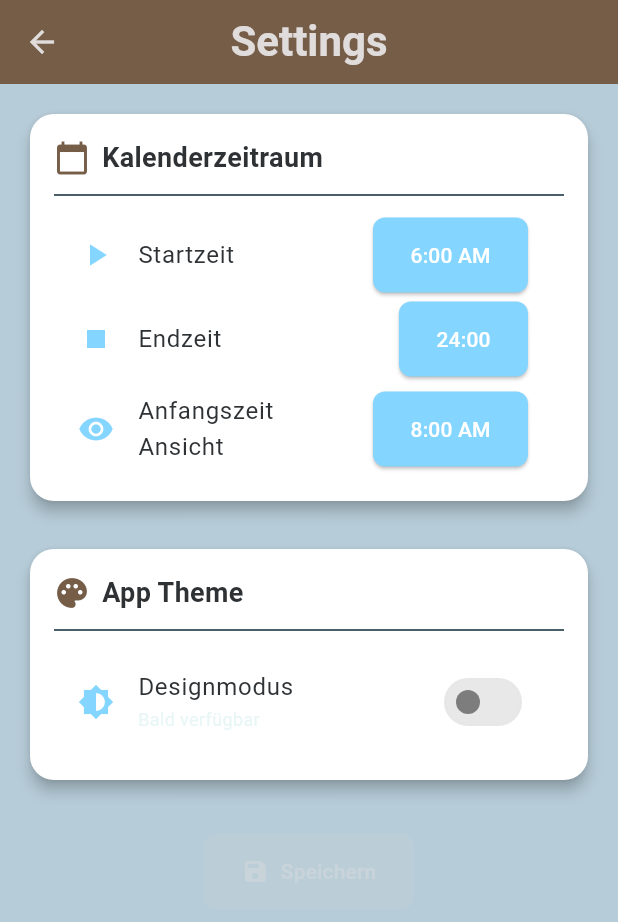
After one commit to jonaah/tooodooo_app, a Flutter app: the SettingsPage screen opened directly, on a phone screen of 412 x 824 dp. The commit adds this screen. Shown: the top 922 px of the screen. Run offline on Flutter 3.47's test engine with Material 3 defaults, Android fonts, the phone set to English and light mode, and no system bars; our stand-ins replace flutter_slidable, shared_preferences, syncfusion_flutter_calendar; accounts and stored records are empty.

```diff
--- /dev/null
+++ b/devtools_options.yaml
@@ -0,0 +1,3 @@
+description: This file stores settings for Dart & Flutter DevTools.
+documentation: https://docs.flutter.dev/tools/devtools/extensions#configure-extension-enablement-states
+extensions:
--- /dev/null
+++ b/lib/pages/settings_page.dart
@@ -0,0 +1,215 @@
+import 'package:flutter/material.dart';
+import 'package:shared_preferences/shared_preferences.dart';
+import 'package:tooodooo_app/util/app_theme.dart';
+
+class SettingsPage extends StatefulWidget {
+  final VoidCallback? onSettingsSaved;
+  const SettingsPage({super.key, this.onSettingsSaved});
+
+  @override
+  State<SettingsPage> createState() => _SettingsPageState();
+}
+
+class _SettingsPageState extends State<SettingsPage> {
+  TimeOfDay _startTime = const TimeOfDay(hour: 6, minute: 0);
+  TimeOfDay _endTime = const TimeOfDay(hour: 0, minute: 0);
+  TimeOfDay _initialDisplayTime = const TimeOfDay(hour: 8, minute: 0);
+  bool _isEndTimeMidnight = true;
+  bool _hasChanged = false;
+
+  @override
+  void initState() {
+    super.initState();
+    _loadTimes();
+  }
+
+  Future<void> _loadTimes() async {
+    final prefs = await SharedPreferences.getInstance();
+    final endHour = prefs.getInt('calendarEndHour') ?? 24;
+    setState(() {
+      _startTime = TimeOfDay(
+        hour: prefs.getInt('calendarStartHour') ?? 6,
+        minute: prefs.getInt('calendarStartMinute') ?? 0,
+      );
+      _isEndTimeMidnight = endHour == 24;
+      _endTime = TimeOfDay(
+        hour: _isEndTimeMidnight ? 0 : endHour,
+        minute: prefs.getInt('calendarEndMinute') ?? 0,
+      );
+      _initialDisplayTime = TimeOfDay(
+        hour: prefs.getInt('calendarInitialDisplayHour') ?? 8,
+        minute: prefs.getInt('calendarInitialDisplayMinute') ?? 0,
+      );
+      _hasChanged = false;
+    });
+  }
+
+  Future<void> _saveTimes() async {
+    final prefs = await SharedPreferences.getInstance();
+    await prefs.setInt('calendarStartHour', _startTime.hour);
+    await prefs.setInt('calendarStartMinute', _startTime.minute);
+    await prefs.setInt('calendarEndHour', _isEndTimeMidnight ? 24 : _endTime.hour);
+    await prefs.setInt('calendarEndMinute', _isEndTimeMidnight ? 0 : _endTime.minute);
+    await prefs.setInt('calendarInitialDisplayHour', _initialDisplayTime.hour);
+    await prefs.setInt('calendarInitialDisplayMinute', _initialDisplayTime.minute);
+    setState(() {
+      _hasChanged = false;
+    });
+    widget.onSettingsSaved?.call();
+    if (mounted) {
+      ScaffoldMessenger.of(context).showSnackBar(
+        const SnackBar(content: Text('Einstellungen gespeichert und übernommen!')),
+      );
+    }
+  }
+
+  Future<void> _pickStartTime() async {
+    final picked = await showTimePicker(
+      context: context,
+      initialTime: _startTime,
+    );
+    if (picked != null) {
+      setState(() {
+        _startTime = picked;
+        _hasChanged = true;
+      });
+    }
+  }
+
+  Future<void> _pickEndTime() async {
+    final picked = await showTimePicker(
+      context: context,
+      initialTime: _endTime,
+    );
+    if (picked != null) {
+      setState(() {
+        _endTime = picked;
+        _isEndTimeMidnight = picked.hour == 0 && picked.minute == 0;
+        _hasChanged = true;
+      });
+    }
+  }
+
+  Future<void> _pickInitialDisplayTime() async {
+    final picked = await showTimePicker(
+      context: context,
+      initialTime: _initialDisplayTime,
+    );
+    if (picked != null) {
+      setState(() {
+        _initialDisplayTime = picked;
+        _hasChanged = true;
+      });
+    }
+  }
+
+  @override
+  Widget build(BuildContext context) {
+    return Scaffold(
+      appBar: AppBar(
+        title: const Text('Settings', style: AppTheme.appBarTitle),
+        backgroundColor: AppTheme.primaryColor,
+      ),
+      backgroundColor: AppTheme.backgroundColor,
+      body: Padding(
+        padding: const EdgeInsets.all(16.0),
+        child: ListView(
+          children: [
+            Card(
+              shape: RoundedRectangleBorder(
+                borderRadius: BorderRadius.circular(16),
+              ),
+              elevation: 4,
+              color: Colors.white,
+              child: Padding(
+                padding: const EdgeInsets.all(16.0),
+                child: Column(
+                  crossAxisAlignment: CrossAxisAlignment.start,
+                  children: [
+                    Row(
+                      children: const [
+                        Icon(Icons.calendar_today, color: AppTheme.primaryColor),
+                        SizedBox(width: 8),
+                        Text('Kalenderzeitraum', style: TextStyle(fontSize: 18, fontWeight: FontWeight.bold, color: AppTheme.darkTextColor)),
+                      ],
+                    ),
+                    const Divider(height: 24, thickness: 1, color: AppTheme.dividerColor),
+                    ListTile(
+                      leading: const Icon(Icons.play_arrow, color: AppTheme.accentColor),
+                      title: const Text('Startzeit', style: TextStyle(fontSize: 16, color: AppTheme.darkTextColor)),
+                      trailing: ElevatedButton(
+                        onPressed: _pickStartTime,
+                        style: AppTheme.primaryButtonStyle,
+                        child: Text(_startTime.format(context)),
+                      ),
+                    ),
+                    ListTile(
+                      leading: const Icon(Icons.stop, color: AppTheme.accentColor),
+                      title: const Text('Endzeit', style: TextStyle(fontSize: 16, color: AppTheme.darkTextColor)),
+                      trailing: ElevatedButton(
+                        onPressed: _pickEndTime,
+                        style: AppTheme.primaryButtonStyle,
+                        child: Text(_isEndTimeMidnight ? '24:00' : _endTime.format(context)),
+                      ),
+                    ),
+                    ListTile(
+                      leading: const Icon(Icons.visibility, color: AppTheme.accentColor),
+                      title: const Text('Anfangszeit Ansicht', style: TextStyle(fontSize: 16, color: AppTheme.darkTextColor)),
+                      trailing: ElevatedButton(
+                        onPressed: _pickInitialDisplayTime,
+                        style: AppTheme.primaryButtonStyle,
+                        child: Text(_initialDisplayTime.format(context)),
+                      ),
+                    ),
+                  ],
+                ),
+              ),
+            ),
+            const SizedBox(height: 24),
+            Card(
+              shape: RoundedRectangleBorder(
+                borderRadius: BorderRadius.circular(16),
+              ),
+              elevation: 4,
+              color: Colors.white,
+              child: Padding(
+                padding: const EdgeInsets.all(16.0),
+                child: Column(
+                  crossAxisAlignment: CrossAxisAlignment.start,
+                  children: [
+                    Row(
+                      children: const [
+                        Icon(Icons.palette, color: AppTheme.primaryColor),
+                        SizedBox(width: 8),
+                        Text('App Theme', style: TextStyle(fontSize: 18, fontWeight: FontWeight.bold, color: AppTheme.darkTextColor)),
+                      ],
+                    ),
+                    const Divider(height: 24, thickness: 1, color: AppTheme.dividerColor),
+                    ListTile(
+                      leading: const Icon(Icons.brightness_6, color: AppTheme.accentColor),
+                      title: const Text('Designmodus', style: TextStyle(fontSize: 16, color: AppTheme.darkTextColor)),
+                      subtitle: const Text('Bald verfügbar', style: TextStyle(fontSize: 12, color: AppTheme.secondaryTextColor)),
+                      trailing: Switch(
+                        value: false,
+                        onChanged: null,
+                      ),
+                    ),
+                  ],
+                ),
+              ),
+            ),
+            const SizedBox(height: 32),
+            Center(
+              child: ElevatedButton.icon(
+                onPressed: _hasChanged ? _saveTimes : null,
+                style: AppTheme.primaryButtonStyle,
+                icon: const Icon(Icons.save),
+                label: const Text('Speichern'),
+              ),
+            ),
+          ],
+        ),
+      ),
+    );
+  }
+}
--- a/lib/today/task_card.dart
+++ b/lib/today/task_card.dart
@@ -16,7 +16,7 @@ class TaskCard extends StatelessWidget {
   final Function(CalendarAppointment) onTaskRemoved;
 
   const TaskCard({
-    Key? key,
+    super.key,
     required this.appointment,
     this.isCurrentTask = false,
     this.isPastTask = false,
@@ -27,7 +27,7 @@ class TaskCard extends StatelessWidget {
     required this.onTaskCompleted,
     required this.onTaskIncomplete,
     required this.onTaskRemoved,
-  }) : super(key: key);
+  });
 
   // Format time as "9:30 AM"
   String _formatTime(DateTime time) {
--- a/lib/today/task_section_header.dart
+++ b/lib/today/task_section_header.dart
@@ -1,5 +1,4 @@
 import 'package:flutter/material.dart';
-import 'package:tooodooo_app/util/app_theme.dart';
 
 class TaskSectionHeader extends StatelessWidget {
   final String title;
@@ -7,11 +6,11 @@ class TaskSectionHeader extends StatelessWidget {
   final Color color;
 
   const TaskSectionHeader({
-    Key? key,
+    super.key,
     required this.title,
     required this.icon,
     required this.color,
-  }) : super(key: key);
+  });
 
   @override
   Widget build(BuildContext context) {
--- a/lib/today/today_tasks_service.dart
+++ b/lib/today/today_tasks_service.dart
@@ -127,7 +127,7 @@ class TodayTasksService {
       // Check if it's within the current week
       final difference = selectedDateNoTime.difference(today).inDays;
       if (difference > 0 && difference < 7) {
-        return 'IN ${difference} DAYS';
+        return 'IN $difference DAYS';
       } else if (difference < 0 && difference > -7) {
         return '${-difference} DAYS AGO';
       } else {
--- a/lib/util/app_theme.dart
+++ b/lib/util/app_theme.dart
@@ -152,9 +152,9 @@ class AppTheme {
         foregroundColor: textColor,
       ),
       checkboxTheme: CheckboxThemeData(
-        checkColor: MaterialStateProperty.all(Colors.white),
-        fillColor: MaterialStateProperty.resolveWith((states) {
-          if (states.contains(MaterialState.selected)) {
+        checkColor: WidgetStateProperty.all(Colors.white),
+        fillColor: WidgetStateProperty.resolveWith((states) {
+          if (states.contains(WidgetState.selected)) {
             return primaryColor;
           }
           return null;
--- a/lib/util/my_button.dart
+++ b/lib/util/my_button.dart
@@ -1,5 +1,4 @@
 import 'package:flutter/material.dart';
-import 'package:tooodooo_app/util/app_theme.dart';
 
 class MyButton extends StatelessWidget {
   final String text;
@@ -8,7 +7,7 @@ class MyButton extends StatelessWidget {
   final Color backgroundColor;
   final Color textColor;
 
-  MyButton({
+  const MyButton({
     super.key,
     required this.text,
     required this.onPressed,
--- a/lib/util/slider_element.dart
+++ b/lib/util/slider_element.dart
@@ -1,5 +1,4 @@
 import 'package:flutter/material.dart';
-import 'package:tooodooo_app/util/app_theme.dart';
 
 class SliderElement extends StatefulWidget {
   const SliderElement({super.key});
--- a/lib/util/todo_selection_dialog.dart
+++ b/lib/util/todo_selection_dialog.dart
@@ -11,12 +11,12 @@ class TodoSelectionDialog extends StatefulWidget {
   final Function(String, double, IconData?, Duration?) onNewTaskCreated;
 
   const TodoSelectionDialog({
-    Key? key,
+    super.key,
     required this.tasks,
     required this.selectedDateTime,
     required this.onTaskSelected,
     required this.onNewTaskCreated,
-  }) : super(key: key);
+  });
 
   @override
   State<TodoSelectionDialog> createState() => _TodoSelectionDialogState();
--- a/lib/util/todo_tile.dart
+++ b/lib/util/todo_tile.dart
@@ -15,7 +15,7 @@ class ToDoTile extends StatelessWidget {
   final Function(BuildContext)? deleteFunction;
   final Function(BuildContext)? editFunction;
 
-  ToDoTile({
+  const ToDoTile({
     super.key,
     required this.taskName,
     required this.taskCompleted,
```
Also changed, not shown: lib/calendar/calendar_edit_dialog.dart (+9 -10 lines), lib/pages/calendar_page.dart (+34 -5 lines), lib/pages/home_page.dart (+19 -2 lines), lib/pages/main.dart (+9 -1 lines), lib/pages/today_tasks_page.dart (+6 -6 lines), lib/util/duration_picker.dart (+19 -15 lines).
